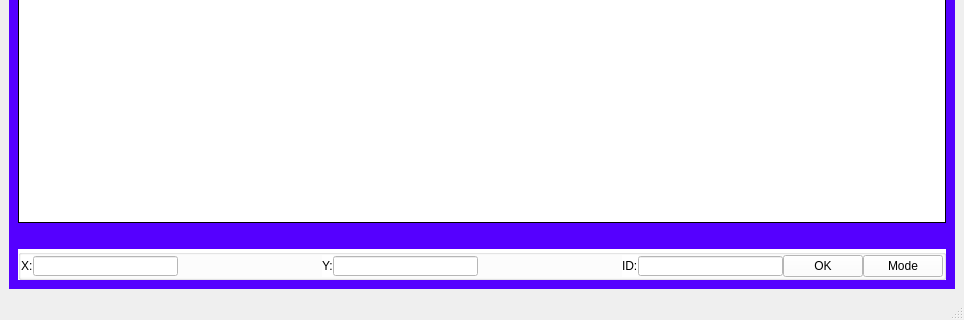
Qt form untitled.ui (KhanhNgoDuy/Tag-UI-PyQt) before a commit; both pictures show x 0 to 964 and y 498 to 818 of the 964 by 818 pixel window.
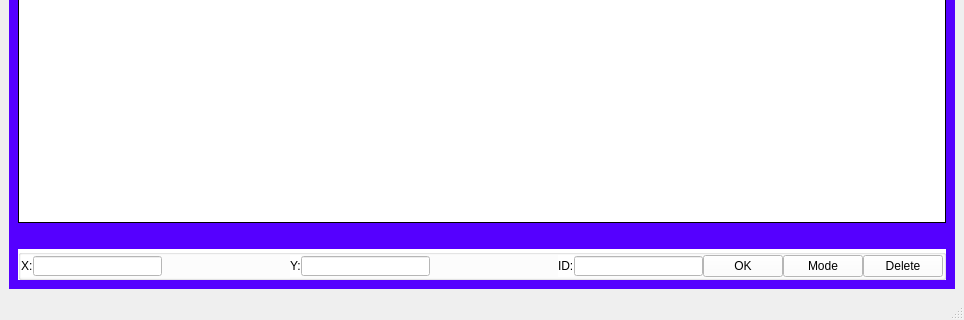
The same form after that commit.

What changed in the file:
```diff
--- a/untitled.ui
+++ b/untitled.ui
@@ -175,6 +175,13 @@
             </property>
            </widget>
           </item>
+          <item>
+           <widget class="QPushButton" name="button_delete">
+            <property name="text">
+             <string>Delete</string>
+            </property>
+           </widget>
+          </item>
          </layout>
         </widget>
        </item>
```
